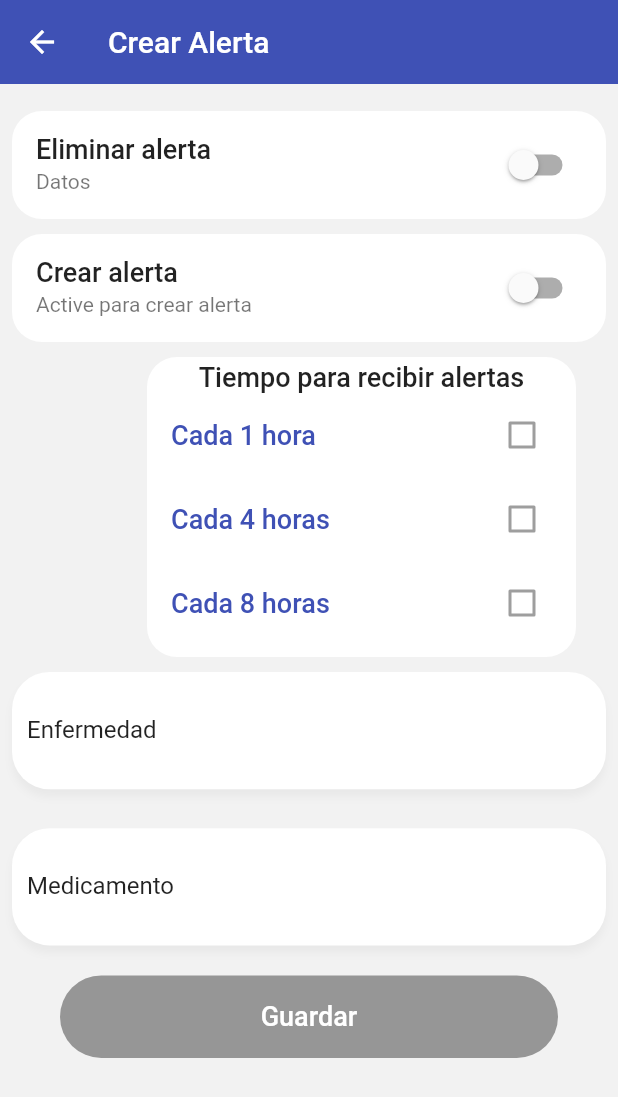
After one commit to JeffersonG96/flutter-ts, a Flutter app: the HomeScreen screen opened by its route, item 2 of the bottom bar chosen, after a tap on "Nueva Alerta", on a phone screen of 412 x 824 dp. The commit adds this screen. Shown: the top 1097 px of the screen. Run offline on Flutter 3.47's test engine with Material 2 defaults, Android fonts, the light colour scheme and no system bars; our stand-ins replace firebase_core, firebase_messaging, flutter_secure_storage, syncfusion_flutter_charts; missing offline and left inert: mqtt_client; accounts and stored records are empty; network calls fail.

```diff
--- a/lib/main.dart
+++ b/lib/main.dart
@@ -60,6 +60,8 @@ class _MyAppState extends State<MyApp> {
         ChangeNotifierProvider(create: (_) => BarProvider()),
         ChangeNotifierProvider(create: (_) => AuthMqtt()),
         ChangeNotifierProvider(create: (_) => DataChartService()),
+        ChangeNotifierProvider(create: (_) => MedicalHistoryServices()),
+        ChangeNotifierProvider(create: (_) => NewAlertService()),
       ],
 
       child: MaterialApp(
--- /dev/null
+++ b/lib/models/historial_response.dart
@@ -0,0 +1,89 @@
+// To parse this JSON data, do
+//
+//     final historialResponse = historialResponseFromJson(jsonString);
+
+import 'dart:convert';
+
+HistorialResponse historialResponseFromJson(String str) => HistorialResponse.fromJson(json.decode(str));
+
+String historialResponseToJson(HistorialResponse data) => json.encode(data.toJson());
+
+class HistorialResponse {
+    HistorialResponse({
+      required  this.ok,
+      required  this.medicalHistory,
+    });
+
+    bool ok;
+    List<MedicalHistory> medicalHistory;
+
+    factory HistorialResponse.fromJson(Map<String, dynamic> json) => HistorialResponse(
+        ok: json["ok"],
+        medicalHistory: List<MedicalHistory>.from(json["medicalHistory"].map((x) => MedicalHistory.fromJson(x))),
+    );
+
+    Map<String, dynamic> toJson() => {
+        "ok": ok,
+        "medicalHistory": List<dynamic>.from(medicalHistory.map((x) => x.toJson())),
+    };
+}
+
+class MedicalHistory {
+    MedicalHistory({
+      required  this.userId,
+      required  this.status,
+      required  this.range,
+      required  this.counter,
+      required  this.enfermedad,
+      required  this.medicamento,
+      required  this.temperatura,
+      required  this.frecuenciaC,
+      required  this.spO2,
+      required  this.time,
+      required  this.createdAt,
+      required  this.updatedAt,
+    });
+
+    String userId;
+    bool status;
+    int range;
+    int counter;
+    String enfermedad;
+    String medicamento;
+    int temperatura;
+    int frecuenciaC;
+    int spO2;
+    int time;
+    DateTime createdAt;
+    DateTime updatedAt;
+
+    factory MedicalHistory.fromJson(Map<String, dynamic> json) => MedicalHistory(
+        userId: json["userId"],
+        status: json["status"],
+        range: json["range"],
+        counter: json["counter"],
+        enfermedad: json["enfermedad"],
+        medicamento: json["medicamento"],
+        temperatura: json["temperatura"],
+        frecuenciaC: json["frecuenciaC"],
+        spO2: json["spO2"],
+        time: json["time"],
+        createdAt: DateTime.parse(json["createdAt"]),
+        updatedAt: DateTime.parse(json["updatedAt"]),
+    );
+
+    Map<String, dynamic> toJson() => {
+        "userId": userId,
+        "status": status,
+        "range": range,
+        "counter": counter,
+        "enfermedad": enfermedad,
+        "medicamento": medicamento,
+        "temperatura": temperatura,
+        "frecuenciaC": frecuenciaC,
+        "spO2": spO2,
+        "time": time,
+        "createdAt": createdAt.toIso8601String(),
+        "updatedAt": updatedAt.toIso8601String(),
+    };
+}
--- /dev/null
+++ b/lib/pages/historial_page.dart
@@ -0,0 +1,77 @@
+import 'package:app_login/models/historial_response.dart';
+import 'package:app_login/services/medical_history_services.dart';
+import 'package:app_login/witgets/boton_azul.dart';
+import 'package:app_login/witgets/box_historial.dart';
+import 'package:flutter/material.dart';
+import 'package:provider/provider.dart';
+
+class HistorialPage extends StatefulWidget {
+
+  @override
+  State<HistorialPage> createState() => _HistorialPageState();
+}
+
+class _HistorialPageState extends State<HistorialPage> with TickerProviderStateMixin {
+
+  late MedicalHistoryServices medicalHistoryServices;
+
+
+  List<BoxHistorial> _texto = [ ];
+
+  @override
+
+  void initState() {
+    // TODO: implement initState
+    super.initState();
+    this.medicalHistoryServices = Provider.of<MedicalHistoryServices>(context,listen: false);
+
+    _cargarHistorial();
+  }
+
+  void _cargarHistorial() async {
+    List <MedicalHistory> historial = await this.medicalHistoryServices.getHistorial();
+    print("historial: ${historial.length}");
+
+    final listHistorial = historial.map((h) => BoxHistorial(
+      enfermedad: h.enfermedad,
+      fecha: DateTime.fromMillisecondsSinceEpoch(h.time),
+      frecuenciaC: h.frecuenciaC + 0.0,
+      spO2: h.spO2 + 0.0,
+      temp: h.temperatura + 0.0,
+      ));
+
+      setState(() {
+        _texto.insertAll(0, listHistorial);
+      });
+
+  }
+
+  Widget build(BuildContext context) {
+    return SafeArea(
+      child: Container(
+        child: Column(
+          children: <Widget>[
+
+            const Divider(height: 3,),
+
+            Flexible(
+              child: ListView.builder(
+                physics: BouncingScrollPhysics(),
+                itemCount: _texto.length,
+                itemBuilder: (_,i) => _texto[i],
+                ) ),
+
+            const Divider(height: 5,),
+
+            Container(
+              width: 200,
+              child: BotonInOutPut(text:'Nueva Alerta' , onPressd: (){
+                Navigator.pushNamed(context, 'alerta');
+              } ),
+            )
+
+          ]),
+        )
+      );
+  }
+}
--- a/lib/pages/home_screen.dart
+++ b/lib/pages/home_screen.dart
@@ -13,11 +13,11 @@ class HomeScreen extends StatelessWidget {
 
     return Scaffold(
       appBar: AppBar(
-        title: const Text('Datos Vitales', textAlign: TextAlign.center),
+        title: const Text('Datos Vitales', textAlign: TextAlign.center,),
         leading: IconButton(
-          icon: Icon(Icons.logout_outlined),
+          icon: const Icon(Icons.notifications),
           onPressed:() {
-
+              // Navigator.pushNamed(context, 'historial');
           },
         ),
       ),
@@ -51,6 +51,9 @@ class _HomeScreenBody extends StatelessWidget {
       );
 
       case 1:
+      return HistorialPage();
+
+      case 2:
       return ProfilScreen();
 
       default:
--- a/lib/pages/login_page.dart
+++ b/lib/pages/login_page.dart
@@ -67,12 +67,14 @@ class __FormState extends State<_Form> {
             placeholder: 'Correo Electrónico',
             textController: emailCtrl,
             keyboardType: TextInputType.emailAddress,
+            labelText: 'Correo',
             ),
           CustomInput(
             icon: Icons.lock_outline,
             placeholder: 'Contraseña',
             textController: passCtrl,
             isPassword: true,
+            labelText: 'Contraseña',
             ),
 
         BotonInOutPut(
--- /dev/null
+++ b/lib/pages/new_alert.dart
@@ -0,0 +1,260 @@
+import 'package:app_login/helpers/mostrar_alerta.dart';
+import 'package:app_login/pages/pages.dart';
+import 'package:app_login/providers/providers.dart';
+import 'package:app_login/witgets/boton_azul.dart';
+import 'package:app_login/witgets/custom_input.dart';
+import 'package:flutter/material.dart';
+import 'package:provider/provider.dart';
+
+
+class NewAlertPage extends StatefulWidget {
+
+  @override
+  State<NewAlertPage> createState() => _NewAlertPageState();
+}
+
+class _NewAlertPageState extends State<NewAlertPage> {
+
+  final _enfermedad = TextEditingController();
+  final _medicamento = TextEditingController();
+
+  bool switchNewAlert = false;
+  bool switchDelete = false;
+
+  bool check1H = false;
+  bool check4H = false;
+  bool check8H = false;
+
+  int time = 0;
+
+  @override
+  Widget build(BuildContext context) {
+
+    final newAlertService = Provider.of<NewAlertService>(context);
+
+    return SafeArea(
+      child: Scaffold(
+        appBar: AppBar(
+          title: const Text('Crear Alerta'),
+        ),
+        body: SingleChildScrollView(
+          child: Container(
+            padding: const EdgeInsets.all(8),
+            child: Column(
+              children: [
+
+                // Switch(title: 'Eliminar alerta', subtitle: 'Datos',),
+                Container(
+                margin: EdgeInsets.only(top: 10),
+                  decoration: BoxDecoration(
+                  color: Colors.white,
+                  borderRadius: BorderRadius.circular(20) ),
+                child: SwitchListTile.adaptive(
+                  activeColor: Colors.indigo,
+                  title: Text('Eliminar alerta', style: TextStyle(fontWeight: FontWeight.w500, fontSize: 18)),
+                  subtitle: Text('Datos'),
+                  value: switchDelete ,
+                  onChanged: (value){
+                    switchNewAlert = false;
+                  switchDelete = value;
+                    setState(() {
+                      if(value)
+                      print('Eliminando alerta');
+                  }); } ),
+                  ),
+
+                Container(
+                margin: EdgeInsets.only(top: 10),
+                  decoration: BoxDecoration(
+                  color: Colors.white,
+                  borderRadius: BorderRadius.circular(20) ),
+                child: SwitchListTile.adaptive(
+                  activeColor: Colors.indigo,
+                  title: Text('Crear alerta', style: TextStyle(fontWeight: FontWeight.w500, fontSize: 18)),
+                  subtitle: Text('Active para crear alerta'),
+                  value: switchNewAlert ,
+                  onChanged: (value){
+                  switchDelete = false;
+                  switchNewAlert = value;
+                    setState(() {
+
+                  }); } ),
+                  ),
+
+                  Container(
+                    margin: const EdgeInsets.only(left: 90, right: 20, top: 10, bottom: 10),
+                    height: 200,
+                    width: double.infinity,
+                    child: Column(
+                      children: [
+                        const SizedBox(height: 3,),
+                        const Text('Tiempo para recibir alertas', style: TextStyle(fontWeight: FontWeight.w500, fontSize: 18),),
+
+                        CheckboxListTile(
+                          title: const Text('Cada 1 hora', style: TextStyle(color: Colors.indigo, fontWeight: FontWeight.w500, fontSize: 18),),
+                          activeColor: Colors.indigo,
+                          value: check1H,
+                          onChanged: switchNewAlert ? (value) => setState(() {
+                              check4H = false;
+                              check8H = false;
+                              time = 60;
+                            check1H = value ?? false;
+                            if(!check1H){time = 0;}
+                            print('valor de check1: $check1H');
+                          })
+                          : null
+                          ),
+                        CheckboxListTile(
+                          title: const Text('Cada 4 horas', style: TextStyle(color: Colors.indigo, fontWeight: FontWeight.w500, fontSize: 18),),
+                          activeColor: Colors.indigo,
+                          value: check4H,
+                          onChanged: switchNewAlert ? (value) => setState(() {
+                            check1H = false;
+                            check8H = false;
+                            time = 240;
+                            check4H = value ?? false;
+                            if(!check4H){time = 0;}
+
+                            print('valor de check4: $check4H');
+
+                          })
+                          : null
+                          ),
+                        CheckboxListTile(
+                          title: const Text('Cada 8 horas', style: TextStyle(color: Colors.indigo, fontWeight: FontWeight.w500, fontSize: 18),),
+                          activeColor: Colors.indigo,
+                          value: check8H,
+                          onChanged: switchNewAlert ? (value) => setState(() {
+                            check1H = false;
+                            check4H = false;
+                            time =  480;
+                            check8H = value ?? false;
+                            if(!check8H){time = 0;}
+                            print('valor de check8: $check8H');
+                          })
+                          : null
+                          ),
+
+                      ]),
+                      decoration:BoxDecoration(
+                        color: Colors.white,
+                        borderRadius: BorderRadius.circular(20) ),
+                  ),
+
+                CustomInput(
+                icon: Icons.add_circle_outline,
+                placeholder: 'Describa el tipo de enfermedad',
+                textController: _enfermedad,
+                isPassword: false,
+                labelText: 'Enfermedad',
+                ),
+                const SizedBox(height: 6),
+
+                CustomInput(
+                icon: Icons.note_add_outlined,
+                placeholder: 'Ingrese la dosis del medicamento',
+                textController: _medicamento,
+                isPassword: false,
+                labelText: 'Medicamento',
+                ),
+
+                RaisedButton(
+                elevation: 2,
+                highlightElevation: 5,
+                color: Color.fromRGBO(40, 53, 147, 1),
+                shape: StadiumBorder(),
+                onPressed:switchNewAlert
+                ? () async {
+                  //TODO enviar a la base de datos
+                  FocusScope.of(context).requestFocus(FocusNode());
+
+                  if(time < 59 ){
+                  mostrarAlerta(context, 'Elegir tiempo', 'Escoja un rango de tiempo para resivir alertas del estado de salud');
+                  return;
+                  }
+                  if(_enfermedad.text.isEmpty) {
+                    _enfermedad.text = 'Ninguna';
+                  }
+                  if(_medicamento.text.isEmpty){
+                    _medicamento.text = 'Ninguno';
+                  }
+
+                  final alertaEnviada = await newAlertService.newAlert(time, _enfermedad.text , _medicamento.text);
+
+
+                  if(alertaEnviada){
+                  mostrarAlerta(context, 'Alerta creada', 'Se recibirá notificaciones cada ${time/60} horas');
+                  } else {
+                  mostrarAlerta(context, 'Error al crear alerta', 'Para mayor información contacte con el administrador');
+                  }
+
+                  check1H = false;
+                  check4H = false;
+                  check8H = false;
+                  time = 0;
+                  _enfermedad.clear();
+                  _medicamento.clear();
+                  switchNewAlert = false;
+
+                }
+                : null,
+                  child: Container(
+                  width: 300,
+                  height: 55,
+                  child: Center(
+                child: Text('Guardar', style: TextStyle(color: Colors.white, fontSize: 18),)
+                ), ), )
+
+              ]),
+          ),
+        )
+       ),
+    );
+  }
+}
+
+
+
+
+// class Switch extends StatefulWidget {
+
+//   final String title;
+//   final String subtitle;
+
+//   const Switch({
+//     Key? key,
+//     required this.title,
+//     required this.subtitle,
+//   }) : super(key: key);
+
+//   @override
+//   State<Switch> createState() => _SwitchState();
+// }
+
+// class _SwitchState extends State<Switch> {
+
+//    bool switchDelete = false;
+
+//   @override
+//   Widget build(BuildContext context) {
+//     return Container(
+//       margin: EdgeInsets.only(top: 10),
+//       decoration: BoxDecoration(
+//         color: Colors.white,
+//         borderRadius: BorderRadius.circular(20)
+//       ),
+//       child: SwitchListTile.adaptive(
+//         activeColor: Colors.indigo,
+//         title: Text(widget.title,),
+//         subtitle: Text(widget.subtitle),
+//         value: switchDelete ,
+//         onChanged: (value){
+//           switchDelete = value;
+//           setState(() {
+
+//           });
+//         }
+//         ),
+//     );
+//   }
+// }
--- a/lib/pages/pages.dart
+++ b/lib/pages/pages.dart
@@ -1,9 +1,10 @@
+export 'package:app_login/pages/new_alert.dart';
+export 'package:app_login/pages/historial_page.dart';
 
 export 'package:app_login/pages/loading_page.dart';
 export 'package:app_login/pages/login_page.dart';
 export 'package:app_login/pages/register_page.dart';
 export 'package:app_login/pages/usuarios_page.dart';
 
-export 'package:app_login/pages/chat_page.dart';
 export 'package:app_login/pages/perfil_screen.dart';
 export 'package:app_login/pages/chart.dart';
--- a/lib/pages/register_page.dart
+++ b/lib/pages/register_page.dart
@@ -77,6 +77,7 @@ class __FormState extends State<_Form> {
               placeholder: 'Nombre y apellido',
               textController: nameCtrl,
               keyboardType: TextInputType.text,
+              labelText: 'Nombre',
               ),
             // CustomInput(
             //   icon: Icons.person_outline_outlined,
@@ -89,12 +90,14 @@ class __FormState extends State<_Form> {
               placeholder: 'Correo Electrónico',
               textController: emailCtrl,
               keyboardType: TextInputType.emailAddress,
+              labelText: 'Correo',
               ),
             CustomInput(
               icon: Icons.lock_outline,
               placeholder: 'Contraseña',
               textController: passCtrl,
               isPassword: true,
+              labelText: 'Contraseña',
               ),
 
           BotonInOutPut(
--- a/lib/providers/providers.dart
+++ b/lib/providers/providers.dart
@@ -1,3 +1,6 @@
+export 'package:app_login/services/new_alert_service.dart';
+
+export 'package:app_login/services/medical_history_services.dart';
 export 'package:app_login/providers/bar_provider.dart';
 export 'package:app_login/providers/auth_service.dart';
 export 'package:app_login/providers/auth_mqtt.dart';
--- a/lib/routes/routes.dart
+++ b/lib/routes/routes.dart
@@ -6,11 +6,12 @@ import 'package:flutter/cupertino.dart';
 final Map<String, Widget Function(BuildContext)> appRoutes = {
 
   'usuarios': (_) => UsuariosPage(),
-  'chat': (_) => ChatPage(),
   'login': (_) => LoginPage(),
   'register': (_) => RegisterPage(),
   'loading': (_) => LoadingPage(),
   'home': (_) => HomeScreen(),
   'profil': (_) => ProfilScreen(),
+  'historial': (_) => HistorialPage(),
+  'alerta': (_) => NewAlertPage(),
   // 'chart':(_) => ChartSfCartesian(),
 };
--- a/lib/services/data_chart_service.dart
+++ b/lib/services/data_chart_service.dart
@@ -1,7 +1,5 @@
 
 import 'package:app_login/global/environment.dart';
-import 'package:app_login/models/data_chart_response.dart';
-import 'package:app_login/providers/auth_service.dart';
 import 'package:flutter/cupertino.dart';
 import 'package:flutter_secure_storage/flutter_secure_storage.dart';
 import 'package:http/http.dart' as http;
@@ -31,8 +29,6 @@ class DataChartService with ChangeNotifier {
       }
   );
 
-  // axisX = resp.body[1][0];
-  // final finalResponse = dataChartResponseFromJson(resp.body);
   responseData = resp.body;
   return responseData;
 
--- /dev/null
+++ b/lib/services/medical_history_services.dart
@@ -0,0 +1,31 @@
+
+import 'dart:async';
+
+import 'package:app_login/global/environment.dart';
+import 'package:app_login/models/historial_response.dart';
+import 'package:app_login/providers/auth_service.dart';
+import 'package:flutter/material.dart';
+import 'package:flutter_secure_storage/flutter_secure_storage.dart';
+import 'package:http/http.dart' as http;
+
+class MedicalHistoryServices with ChangeNotifier {
+
+
+
+  Future<List<MedicalHistory>> getHistorial() async {
+
+  final uri = Uri.parse('${ Environment.apiUrl}/data/medical_history');
+  final resp = await http.get(uri,
+      headers: {
+        'Content-Type': 'application/json',
+        'x-token': await AuthService.getToken() ?? '1111111' ,
+      }
+  );
+
+  final historialResp = historialResponseFromJson(resp.body);
+  print("historial: $historialResp");
+  return historialResp.medicalHistory;
+
+  }
+
+}
--- a/lib/witgets/bar_navigator.dart
+++ b/lib/witgets/bar_navigator.dart
@@ -21,6 +21,10 @@ class BarNavigator extends StatelessWidget {
         label: 'Home'
         ),
       BottomNavigationBarItem(
+        icon: Icon(Icons.assignment),
+        label: 'Historial'
+        ),
+      BottomNavigationBarItem(
         icon: Icon(Icons.person),
         label: 'Perfil'
         )
--- a/lib/witgets/custom_input.dart
+++ b/lib/witgets/custom_input.dart
@@ -4,6 +4,7 @@ class CustomInput extends StatelessWidget {
 
   final IconData icon;
   final String placeholder;
+  final String labelText;
   final TextEditingController textController;
   final TextInputType keyboardType;
   final bool isPassword;
@@ -15,6 +16,7 @@ class CustomInput extends StatelessWidget {
   required this.textController,
   this.keyboardType = TextInputType.text,
   this.isPassword = false,
+  required this.labelText,
 
     }) : super(key: key);
 
@@ -45,6 +47,8 @@ class CustomInput extends StatelessWidget {
                 focusedBorder: InputBorder.none,
                 border: InputBorder.none,
                 hintText: this.placeholder,
+                labelText: labelText,
+                labelStyle: const TextStyle(color: Colors.black87,fontWeight: FontWeight.w400),
                  ),
             )
             );
```
Also changed, not shown: lib/pages/chat_page.dart (deleted, +0 -14 lines), lib/services/new_alert_service.dart (added, +37 -0 lines), lib/witgets/box_historial.dart (added, +54 -0 lines).
